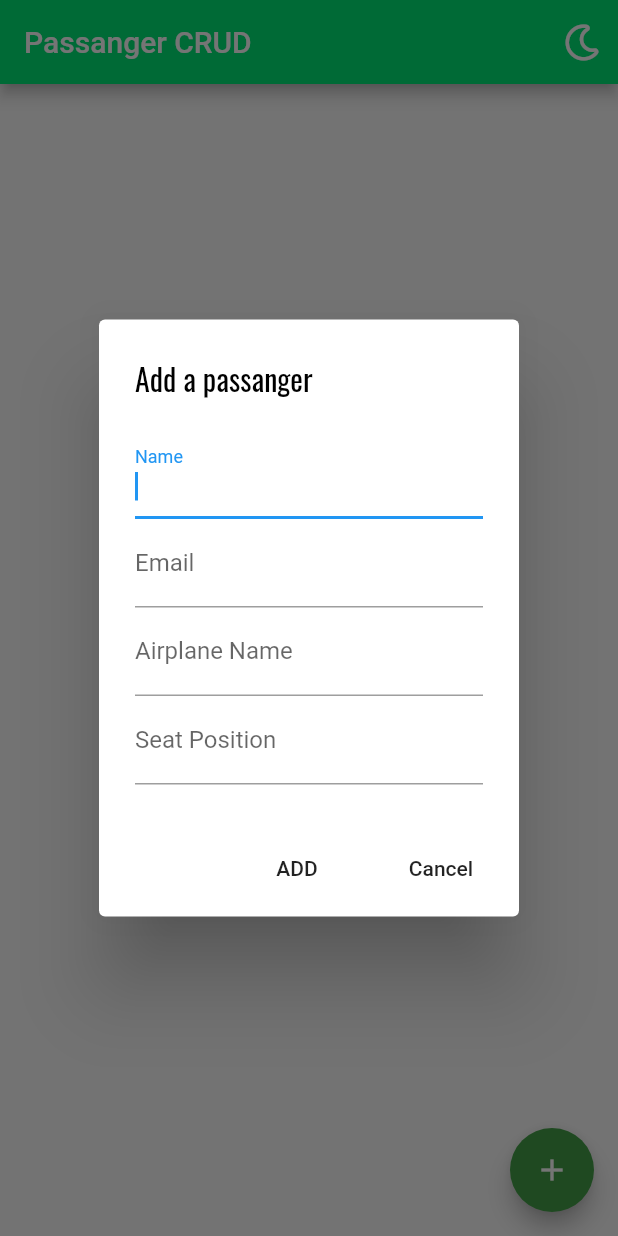
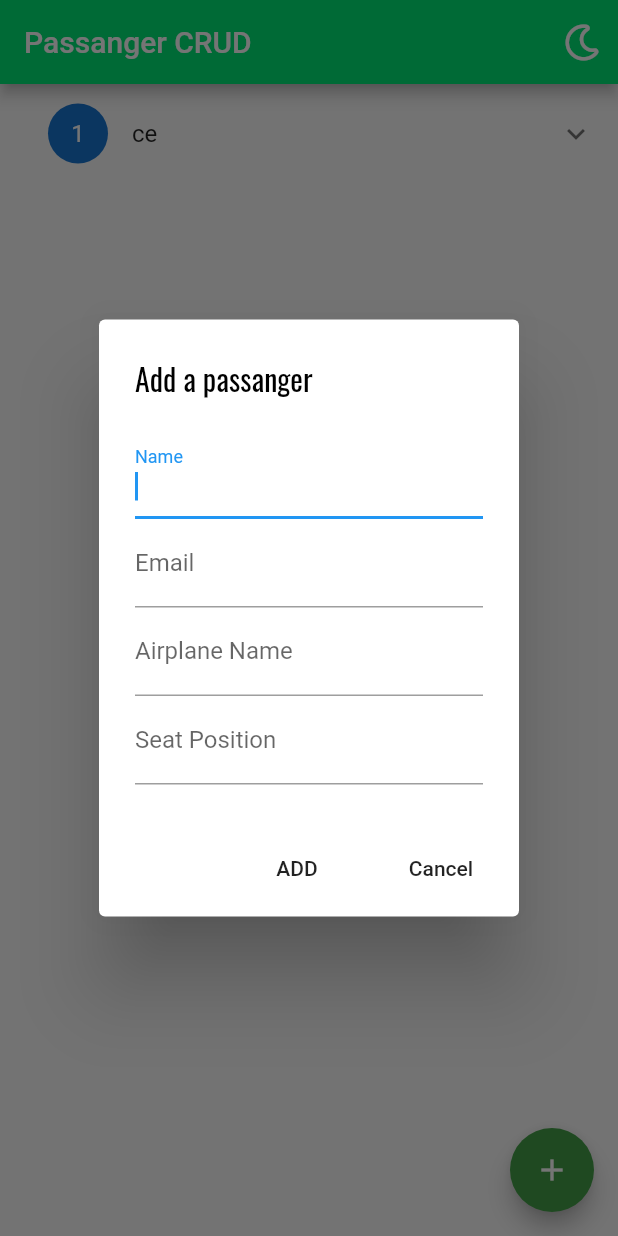
Before and after one commit to floreaadrian/Mobile-Course, a Flutter app: the screen it shows after launch, after a tap on the "add" icon, on a phone screen of 412 x 824 dp. Run offline on Flutter 3.47's test engine with Material 2 defaults, Android fonts, the phone set to English and light mode, and no system bars; drawn by our look-alikes of flutter_slidable; our stand-ins replace equatable, font_awesome_flutter, sqflite; accounts and stored records are empty.

Commit message:
i showed it

```diff
--- a/lab1_flutter/lib/commons/displayDialog.dart
+++ b/lab1_flutter/lib/commons/displayDialog.dart
@@ -1,13 +1,28 @@
+import 'dart:io';
+
 import 'package:flutter/material.dart';
+import 'package:lab1_flutter/passanger.dart';
 
-Future<Map<String, dynamic>> displayDialog(
-    {BuildContext context, String title, String buttonText}) async {
-  Map<String, dynamic> inputData = {
-    "name": "",
-    "airplaneName": "",
-    "seatPosition": "",
-    "email": ""
-  };
+Future<Map<String, dynamic>> displayDialog({
+  BuildContext context,
+  String title,
+  String buttonText,
+  Passanger passanger,
+}) async {
+  final _textKey = GlobalKey<FormState>();
+  TextEditingController _nameController = TextEditingController(
+    text: passanger != null ? passanger.name : "",
+  );
+  TextEditingController _emailController = TextEditingController(
+    text: passanger != null ? passanger.email : "",
+  );
+  TextEditingController _airplaneController = TextEditingController(
+    text: passanger != null ? passanger.airplaneName : "",
+  );
+  TextEditingController _seatController = TextEditingController(
+    text: passanger != null ? passanger.seatPosition : "",
+  );
+
   return showDialog<Map<String, dynamic>>(
       context: context,
       barrierDismissible:
@@ -15,45 +30,55 @@ Future<Map<String, dynamic>> displayDialog(
       builder: (BuildContext context) {
         return AlertDialog(
           title: Text(title),
-          content: new Column(
+          content: Form(
+            key: _textKey,
+            child: SingleChildScrollView(
+              child: new Column(
                 mainAxisSize: MainAxisSize.min,
                 children: <Widget>[
                   Container(
-                child: TextField(
+                    child: TextFormField(
                         autofocus: true,
+                        controller: _nameController,
                         decoration: new InputDecoration(labelText: 'Name'),
-                  onChanged: (value) {
-                    inputData["name"] = value;
-                  },
+                        textInputAction: Platform.isAndroid
+                            ? TextInputAction.next
+                            : TextInputAction.continueAction),
+                  ),
+                  TextFormField(
+                      keyboardType: TextInputType.emailAddress,
+                      decoration: new InputDecoration(
+                          labelText: 'Email', hintText: "email@email.email"),
+                      controller: _emailController,
+                      textInputAction: Platform.isAndroid
+                          ? TextInputAction.next
+                          : TextInputAction.continueAction),
+                  TextFormField(
+                      decoration: new InputDecoration(
+                          labelText: 'Airplane Name', hintText: "CljBuc"),
+                      controller: _airplaneController,
+                      textInputAction: Platform.isAndroid
+                          ? TextInputAction.next
+                          : TextInputAction.continueAction),
+                  TextFormField(
+                    decoration: new InputDecoration(
+                        labelText: 'Seat Position', hintText: "C3"),
+                    controller: _seatController,
+                  ),
+                ],
               ),
             ),
-              TextField(
-                decoration: new InputDecoration(
-                    labelText: 'Email', hintText: "email@email.email"),
-                onChanged: (value) {
-                  inputData["email"] = value;
-                },
-              ),
-              TextField(
-                decoration: new InputDecoration(
-                    labelText: 'Airplane Name', hintText: "CljBuc"),
-                onChanged: (value) {
-                  inputData["airplaneName"] = value;
-                },
-              ),
-              TextField(
-                decoration: new InputDecoration(
-                    labelText: 'Seat Position', hintText: "C3"),
-                onChanged: (value) {
-                  inputData["seatPosition"] = value;
-                },
-              ),
-            ],
           ),
           actions: <Widget>[
             new FlatButton(
               child: new Text(buttonText),
               onPressed: () {
+                Map<String, dynamic> inputData = {
+                  "name": _nameController.text,
+                  "airplaneName": _airplaneController.text,
+                  "seatPosition": _seatController.text,
+                  "email": _emailController.text
+                };
                 Navigator.of(context).pop(inputData);
               },
             ),
--- a/lab1_flutter/lib/in_memory_repository.dart
+++ b/lab1_flutter/lib/in_memory_repository.dart
@@ -34,8 +34,8 @@ class InMemoryRepository implements Repository {
   @override
   Future<void> update(Passanger oldPassanger, Passanger passanger) async {
     int poisition = passangers.lastIndexOf(oldPassanger);
-    delete(passanger.id);
-    addAtPosition(passanger, poisition);
+    await delete(passanger.id);
+    await addAtPosition(passanger, poisition);
   }
 
   Future<void> addAtPosition(Passanger passanger, int position) async {
--- a/lab1_flutter/lib/main.dart
+++ b/lab1_flutter/lib/main.dart
@@ -11,8 +11,9 @@ import 'database_creator.dart';
 import 'local_db_repository.dart';
 
 void main() async {
-  await DatabaseCreator().initDatabase();
-  Repository repository = new LocalDbRepository();
+//  await DatabaseCreator().initDatabase();
+  // Repository repository = new LocalDbRepository();
+  Repository repository = new InMemoryRepository();
   Controller controller = new Controller(repository: repository);
   runApp(MultiProvider(
     providers: [
--- a/lab1_flutter/lib/screens/home_screen.dart
+++ b/lab1_flutter/lib/screens/home_screen.dart
@@ -22,7 +22,7 @@ class MyHomePage extends StatefulWidget {
 class _MyHomePageState extends State<MyHomePage> {
   int biggestId = 0;
 
-  void addPassanger(BuildContext context, Map<String, String> inputData) {
+  void addPassanger(BuildContext context, Map<String, dynamic> inputData) {
     final provider = Provider.of<CrudNotifier>(context, listen: true);
     if (inputData == null) return;
     provider.add(Passanger.fromJson(inputData));
@@ -72,7 +72,7 @@ class _MyHomePageState extends State<MyHomePage> {
           child: Icon(Icons.add),
           // backgroundColor: Colors.black,
           onPressed: () async {
-            Map<String, String> inputData = await displayDialog(
+            Map<String, dynamic> inputData = await displayDialog(
                 context: context, title: "Add a passanger", buttonText: "ADD");
             addPassanger(context, inputData);
           }),
--- a/lab1_flutter/lib/widgets/passanger_widget.dart
+++ b/lab1_flutter/lib/widgets/passanger_widget.dart
@@ -20,6 +20,7 @@ class PassangerWidget extends StatelessWidget {
       context: context,
       title: "Update a passanger",
       buttonText: "Update",
+      passanger: passanger,
     );
     if (inputData == null) return;
     inputData['id'] = passanger.id;
```
Lines whose indentation alone changed are shown as unchanged.
